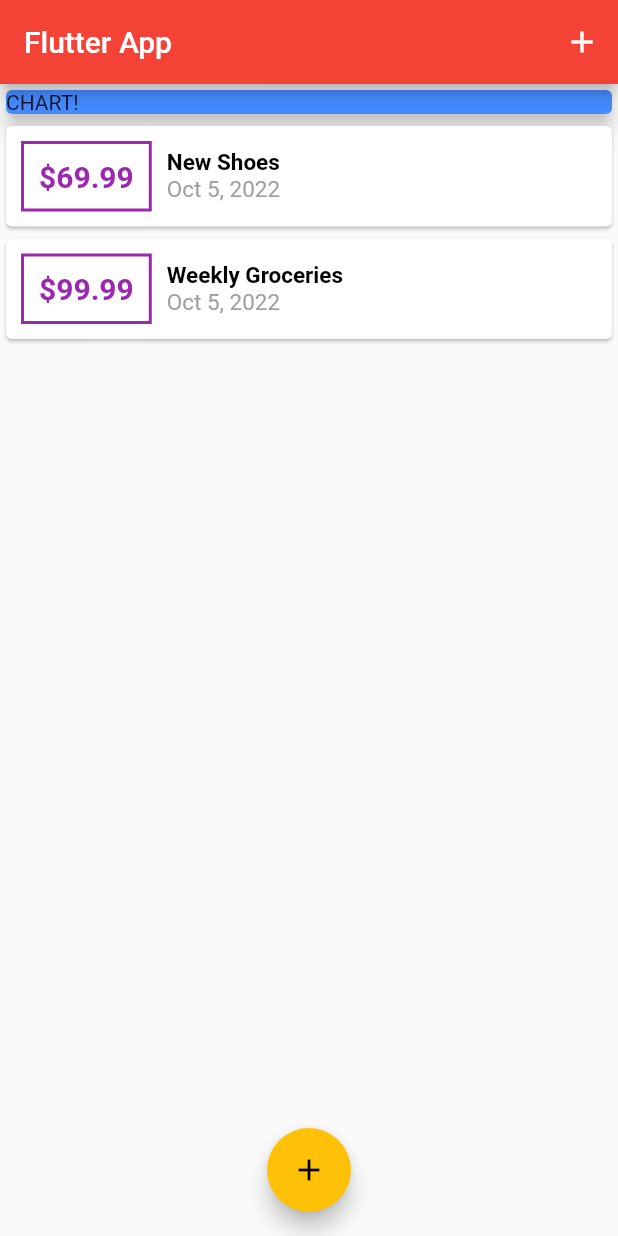
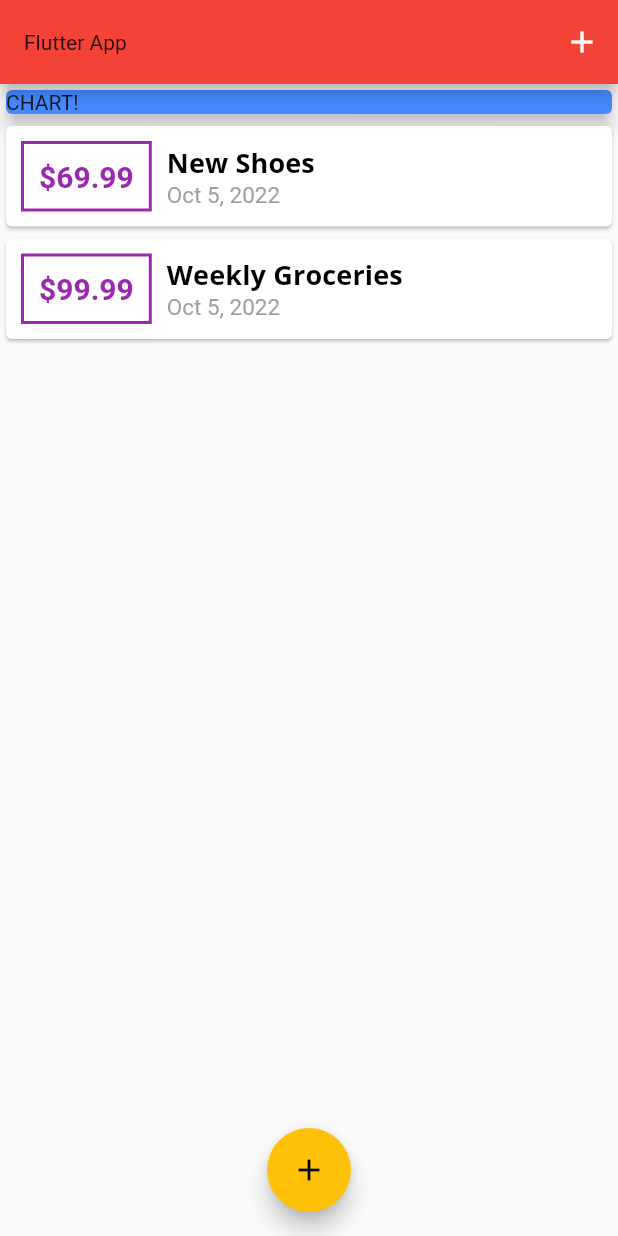
Before and after one commit to hanani14/Flutter-Training, a Flutter app: the screen it shows after launch, on a phone screen of 412 x 824 dp. Run offline on Flutter 3.47's test engine with Material 2 defaults, Android fonts, the phone set to English and light mode, and no system bars.

Commit message:
custom fonts&working with text themes

```diff
--- a/flutter_guide/lib/main.dart
+++ b/flutter_guide/lib/main.dart
@@ -16,6 +16,13 @@ class MyApp extends StatelessWidget {
       theme: ThemeData(
         primarySwatch: Colors.purple,
         accentColor: Colors.amber,
+        fontFamily: 'Quicksand',
+        textTheme: ThemeData.light().textTheme.copyWith(
+          titleSmall:   TextStyle(
+          fontFamily: 'OpenSans',fontSize: 18,fontWeight: FontWeight.bold),),
+        appBarTheme: AppBarTheme(textTheme: ThemeData.light().textTheme.copyWith(titleSmall:
+        TextStyle(
+          fontFamily: 'OpenSans',fontSize: 20,fontWeight: FontWeight.bold), ))
       ),
       home: MyHomePage(),
     );
--- a/flutter_guide/lib/widgets/transaction_list.dart
+++ b/flutter_guide/lib/widgets/transaction_list.dart
@@ -34,10 +34,7 @@ class TransactionList extends StatelessWidget {
                   children: [
                     Text(
                       transactions[index].title,
-                      style: TextStyle(
-                          fontWeight: FontWeight.bold,
-                          fontSize: 15,
-                          color: Colors.black),
+                      style: Theme.of(context).textTheme.titleSmall,
                     ),
                     Text(
                       DateFormat.yMMMd().format(transactions[index].date),
--- a/flutter_guide/pubspec.yaml
+++ b/flutter_guide/pubspec.yaml
@@ -67,6 +67,11 @@ flutter:
         - asset: assets/fonts/OpenSans-Regular.ttf
         - asset: assets/fonts/OpenSans-Bold.ttf
           weight: 700
+    - family: Quicksand
+      fonts:
+        - asset: assets/fonts/Quicksand-Regular.ttf
+        - asset: assets/fonts/Quicksand-Bold.ttf
+          weight: 700
   #   - family: Trajan Pro
   #     fonts:
   #       - asset: fonts/TrajanPro.ttf
```
